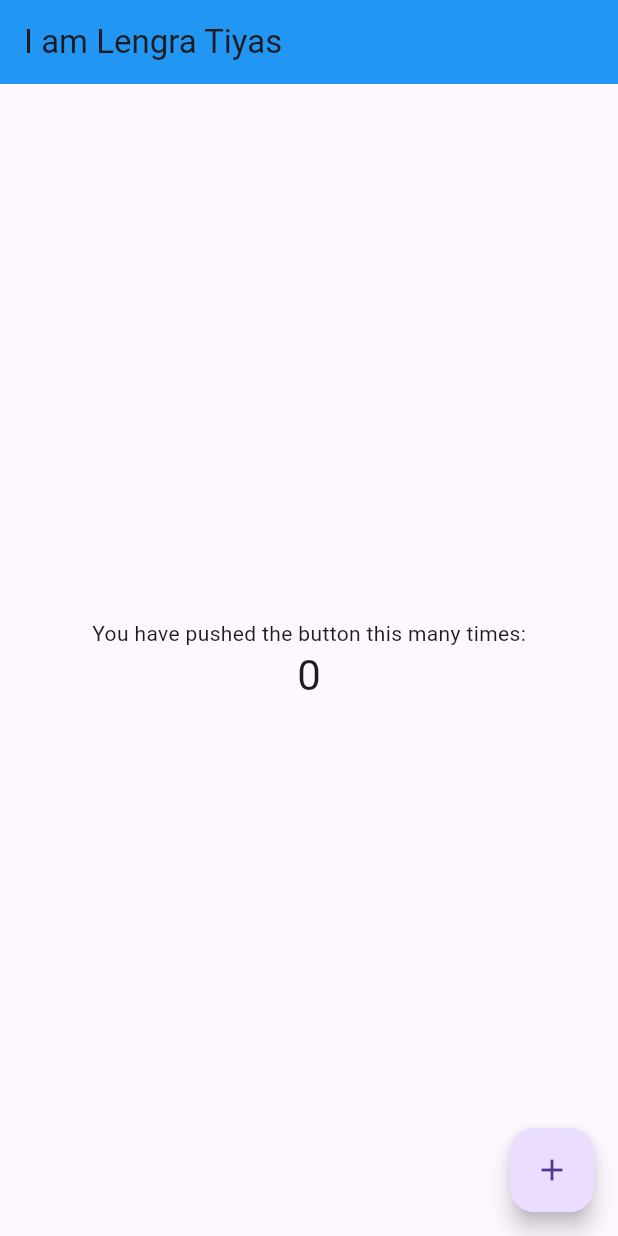
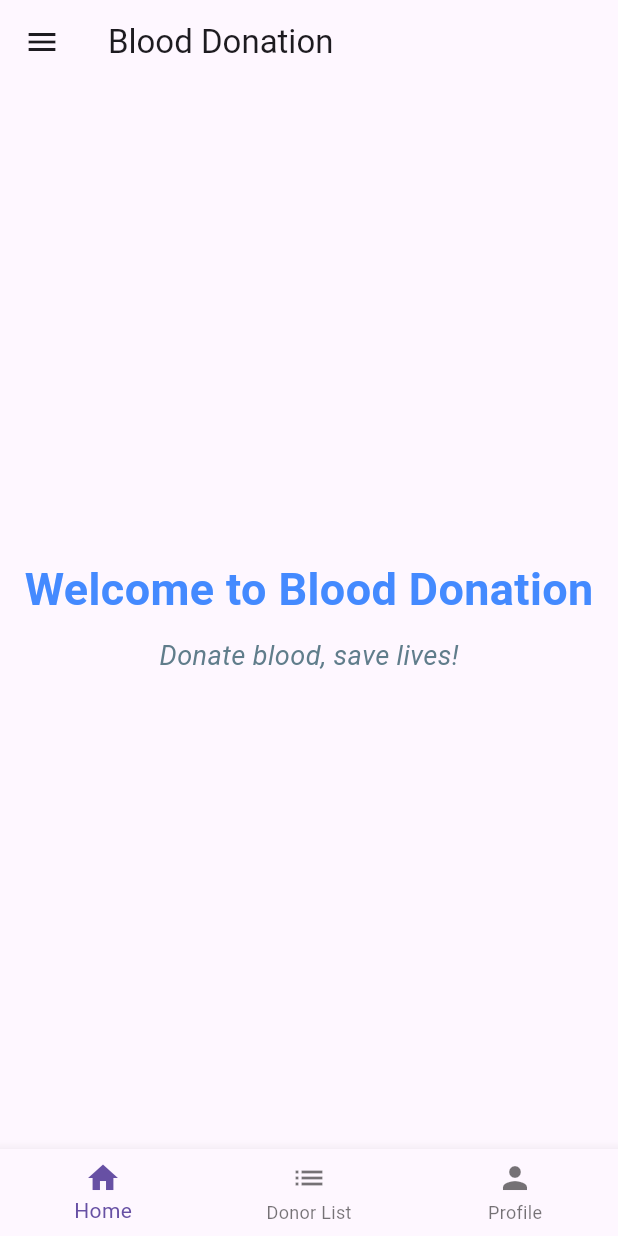
Before and after one commit to Ataur-Rahman-Samnan/project-22, a Flutter app: the screen it shows after launch, on a phone screen of 412 x 824 dp. Run offline on Flutter 3.47's test engine with Material 3 defaults, Android fonts, the phone set to English and light mode, and no system bars.

Commit message:
fixed issue in hompage

```diff
--- a/flutter_application_1/lib/main.dart
+++ b/flutter_application_1/lib/main.dart
@@ -1,61 +1,82 @@
 import 'package:flutter/material.dart';
 
 void main() {
-  runApp(const MyApp());
+  runApp(BloodDonationApp());
 }
 
-class MyApp extends StatelessWidget {
-  const MyApp({super.key});
-
+class BloodDonationApp extends StatelessWidget {
   @override
   Widget build(BuildContext context) {
     return MaterialApp(
-      home: const MyHomePage(),
+      debugShowCheckedModeBanner: false,
+      home: BloodDonationHome(),
     );
   }
 }
 
-class MyHomePage extends StatefulWidget {
-  const MyHomePage({super.key});
-
+class BloodDonationHome extends StatefulWidget {
   @override
-  _MyHomePageState createState() => _MyHomePageState();
+  _BloodDonationHomeState createState() => _BloodDonationHomeState();
 }
 
-class _MyHomePageState extends State<MyHomePage> {
-  int _counter = 0;
+class _BloodDonationHomeState extends State<BloodDonationHome> {
+  int _currentIndex = 0;
+  final List<Widget> _pages = [
+    Center(
+      child: Column(
+        mainAxisAlignment: MainAxisAlignment.center,
+        children: <Widget>[
+          Text(
+            'Welcome to Blood Donation',
+            style: TextStyle(
+              fontSize: 30,
+              fontWeight: FontWeight.bold,
+              color: Colors.blueAccent,
+            ),
+          ),
+          SizedBox(
+              height:
+                  10), // Add some space between the title and the subheading
+          Text(
+            'Donate blood, save lives!',
+            style: TextStyle(
+              fontSize: 18,
+              fontStyle: FontStyle.italic,
+              color: Colors.blueGrey,
+            ),
+          ),
+        ],
+      ),
+    ),
+    Center(child: Text('Donor List', style: TextStyle(fontSize: 24))),
+    Center(child: Text('Profile', style: TextStyle(fontSize: 24))),
+  ];
 
-  void _incrementCounter() {
+  void _onTabTapped(int index) {
     setState(() {
-      _counter++;
+      _currentIndex = index;
     });
   }
-
-  //ajsdgvjhasd bas d
 
   @override
   Widget build(BuildContext context) {
     return Scaffold(
       appBar: AppBar(
-        backgroundColor: Colors.blue, // Set the AppBar color to blue
-        title: const Text("I am Lengra Tiyas"), // Title updated
-      ),
-      body: Center(
-        child: Column(
-          mainAxisAlignment: MainAxisAlignment.center,
-          children: <Widget>[
-            const Text('You have pushed the button this many times:'),
-            Text(
-              '$_counter',
-              style: Theme.of(context).textTheme.headlineMedium,
-            ),
-          ],
+        title: Text('Blood Donation'),
+        leading: IconButton(
+          icon: Icon(Icons.menu),
+          onPressed: () {},
         ),
       ),
-      floatingActionButton: FloatingActionButton(
-        onPressed: _incrementCounter,
-        tooltip: 'Increment',
-        child: const Icon(Icons.add),
+      body: _pages[_currentIndex],
+      bottomNavigationBar: BottomNavigationBar(
+        currentIndex: _currentIndex,
+        onTap: _onTabTapped,
+        items: [
+          BottomNavigationBarItem(icon: Icon(Icons.home), label: 'Home'),
+          BottomNavigationBarItem(icon: Icon(Icons.list), label: 'Donor List'),
+          BottomNavigationBarItem(icon: Icon(Icons.person), label: 'Profile'),
+        ],
       ),
     );
   }
```
